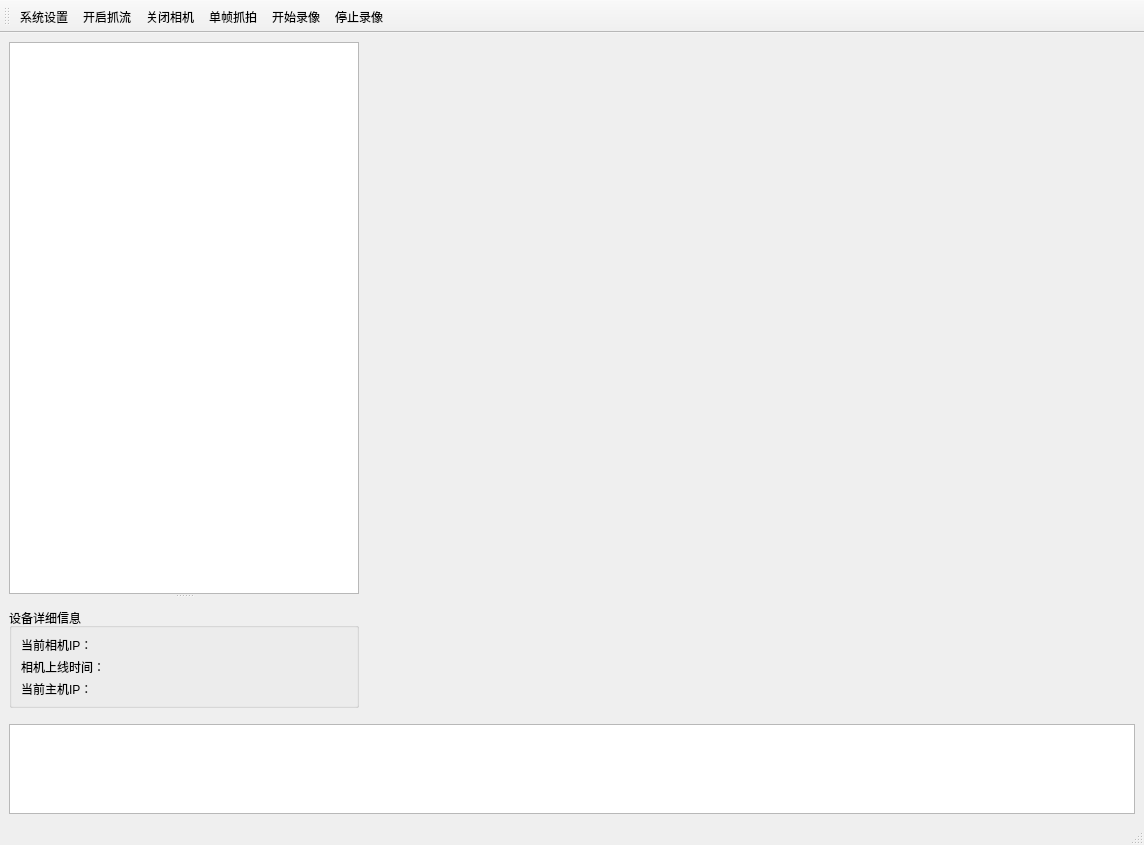
Qt form mainwindow.ui (lnwin/SPW_cameraControlSystem) before a commit.
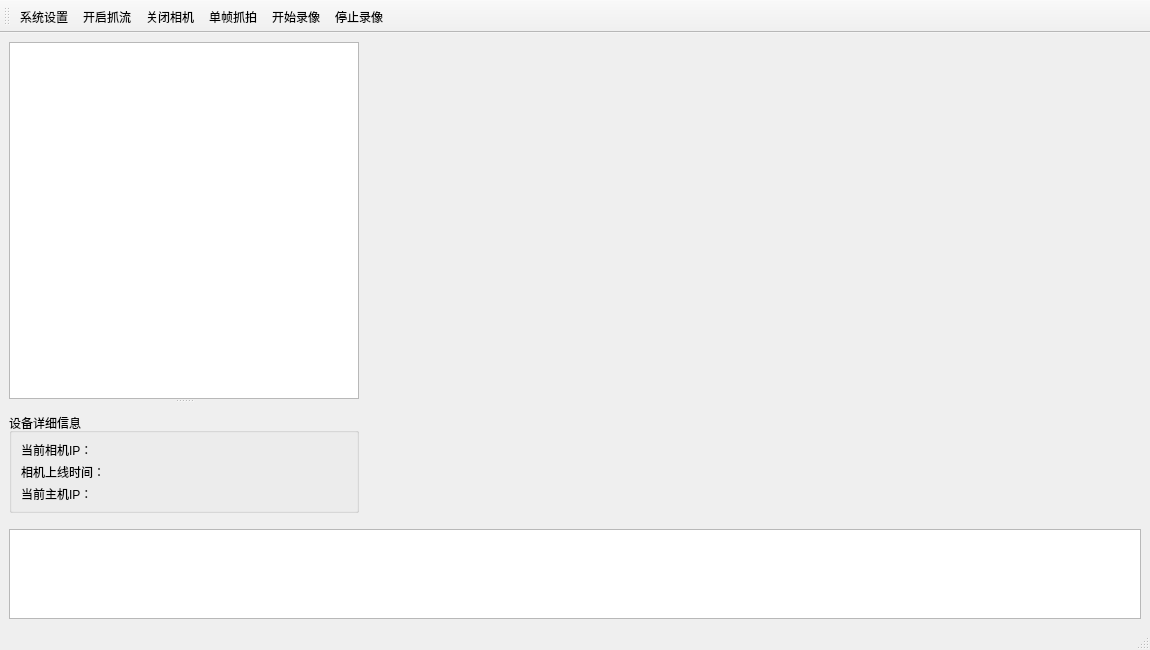
The same form after that commit. Icons and pictures are not drawn.

Commit message: 添加了看图的缩放，调整了窗口的大小，测试通过。

The edit to the form file:
```diff
--- a/mainwindow.ui
+++ b/mainwindow.ui
@@ -6,8 +6,8 @@
    <rect>
     <x>0</x>
     <y>0</y>
-    <width>1144</width>
-    <height>845</height>
+    <width>1150</width>
+    <height>650</height>
    </rect>
   </property>
   <property name="minimumSize">
```
Left out of the diff: 2 changed lines with no effect on the pictures. The commit also changes 4 other files.
